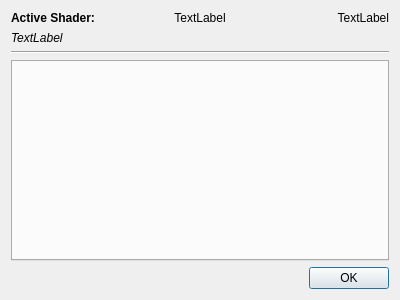
Qt form Libretro/mgba/src/platform/qt/ShaderSelector.ui (kiddreads/Avalon-copy2) before a commit.
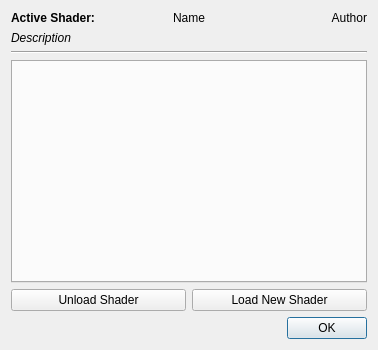
The same form after that commit.

Commit message: Qt: Shader loading and unloading

What changed in the file:
```diff
--- a/Libretro/mgba/src/platform/qt/ShaderSelector.ui
+++ b/Libretro/mgba/src/platform/qt/ShaderSelector.ui
@@ -6,8 +6,8 @@
    <rect>
     <x>0</x>
     <y>0</y>
-    <width>400</width>
-    <height>300</height>
+    <width>378</width>
+    <height>350</height>
    </rect>
   </property>
   <property name="windowTitle">
@@ -32,7 +32,7 @@
      <item>
       <widget class="QLabel" name="shaderName">
        <property name="text">
-        <string>TextLabel</string>
+        <string>Name</string>
        </property>
        <property name="alignment">
         <set>Qt::AlignCenter</set>
@@ -42,7 +42,7 @@
      <item>
       <widget class="QLabel" name="author">
        <property name="text">
-        <string>TextLabel</string>
+        <string>Author</string>
        </property>
        <property name="alignment">
         <set>Qt::AlignRight|Qt::AlignTrailing|Qt::AlignVCenter</set>
@@ -59,7 +59,7 @@
       </font>
      </property>
      <property name="text">
-      <string>TextLabel</string>
+      <string>Description</string>
      </property>
      <property name="wordWrap">
       <bool>true</bool>
@@ -80,6 +80,24 @@
      </property>
     </widget>
    </item>
+   <item>
+    <layout class="QHBoxLayout" name="horizontalLayout_2">
+     <item>
+      <widget class="QPushButton" name="unload">
+       <property name="text">
+        <string>Unload Shader</string>
+       </property>
+      </widget>
+     </item>
+     <item>
+      <widget class="QPushButton" name="load">
+       <property name="text">
+        <string>Load New Shader</string>
+       </property>
+      </widget>
+     </item>
+    </layout>
+   </item>
    <item>
     <widget class="QDialogButtonBox" name="buttonBox">
      <property name="orientation">
```
The commit also changes 8 other files.
